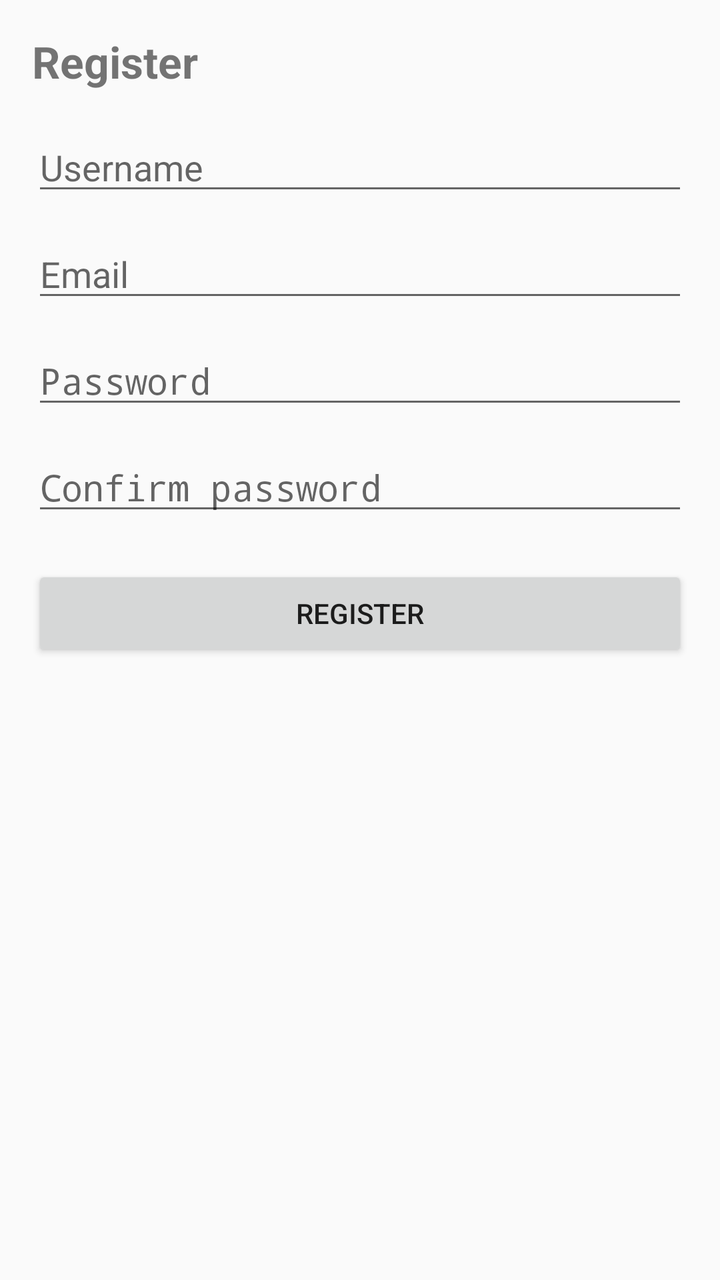
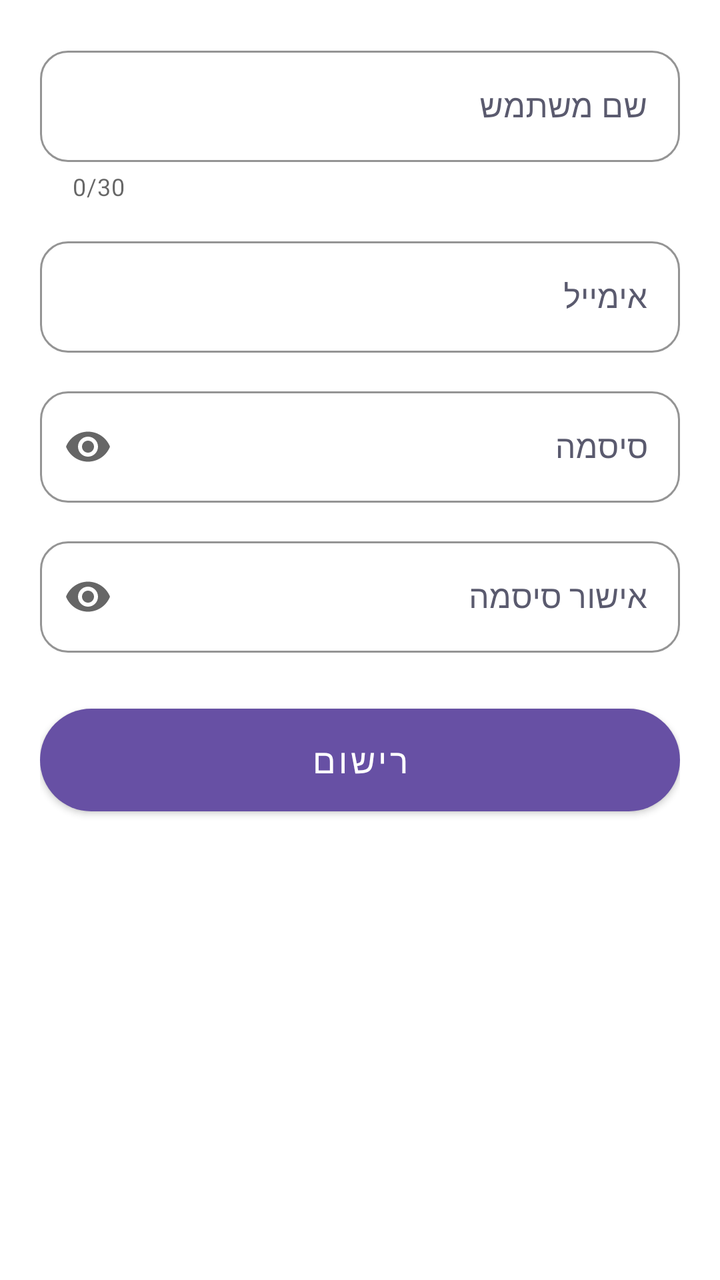

An Android layout rendered at two revisions. The XML below is the earlier revision; the diff shows what the commit changed to produce the second picture.
<!-- AndroidManifest.xml: application theme Theme.EbeepMoblie -->
<!-- res/layout/fragment_register.xml -->
<?xml version="1.0" encoding="utf-8"?>
<LinearLayout xmlns:android="http://schemas.android.com/apk/res/android"
    android:layout_width="match_parent"
    android:layout_height="wrap_content"
    android:orientation="vertical"
    android:padding="16dp">

    <TextView
        android:layout_width="wrap_content"
        android:layout_height="wrap_content"
        android:text="Register"
        android:textSize="22sp"
        android:textStyle="bold" />

    <EditText
        android:id="@+id/inputName"
        android:layout_width="match_parent"
        android:layout_height="wrap_content"
        android:layout_marginTop="16dp"
        android:hint="Username"
        android:inputType="textPersonName" />

    <EditText
        android:id="@+id/inputEmail"
        android:layout_width="match_parent"
        android:layout_height="wrap_content"
        android:layout_marginTop="12dp"
        android:hint="Email"
        android:inputType="textEmailAddress" />

    <EditText
        android:id="@+id/inputPassword"
        android:layout_width="match_parent"
        android:layout_height="wrap_content"
        android:layout_marginTop="12dp"
        android:hint="Password"
        android:inputType="textPassword" />

    <EditText
        android:id="@+id/inputConfirm"
        android:layout_width="match_parent"
        android:layout_height="wrap_content"
        android:layout_marginTop="12dp"
        android:hint="Confirm password"
        android:inputType="textPassword" />

    <Button
        android:id="@+id/btnRegister"
        android:layout_width="match_parent"
        android:layout_height="wrap_content"
        android:layout_marginTop="20dp"
        android:text="Register" />

</LinearLayout>
<!-- resources referenced by this layout -->
<resources>
  <style name="Theme.EbeepMoblie" parent="Theme.AppCompat.Light.NoActionBar" />
</resources>

<!-- the commit's change to res/layout/fragment_register.xml (unified diff, before → after) -->
@@ -1,54 +1,93 @@
 <?xml version="1.0" encoding="utf-8"?>
-<LinearLayout xmlns:android="http://schemas.android.com/apk/res/android"
+<ScrollView xmlns:android="http://schemas.android.com/apk/res/android"
+    xmlns:app="http://schemas.android.com/apk/res-auto"
     android:layout_width="match_parent"
-    android:layout_height="wrap_content"
-    android:orientation="vertical"
-    android:padding="16dp">
+    android:layout_height="match_parent"
+    android:fillViewport="true"
+    android:layoutDirection="rtl">
 
-    <TextView
-        android:layout_width="wrap_content"
-        android:layout_height="wrap_content"
-        android:text="Register"
-        android:textSize="22sp"
-        android:textStyle="bold" />
-
-    <EditText
-        android:id="@+id/inputName"
+    <LinearLayout
         android:layout_width="match_parent"
         android:layout_height="wrap_content"
-        android:layout_marginTop="16dp"
-        android:hint="Username"
-        android:inputType="textPersonName" />
+        android:orientation="vertical"
+        android:padding="20dp">
 
-    <EditText
-        android:id="@+id/inputEmail"
-        android:layout_width="match_parent"
-        android:layout_height="wrap_content"
-        android:layout_marginTop="12dp"
-        android:hint="Email"
-        android:inputType="textEmailAddress" />
+        
+        <com.google.android.material.textfield.TextInputLayout
+            android:id="@+id/layoutName"
+            style="@style/AppTextInput"
+            android:layout_width="match_parent"
+            android:layout_height="wrap_content"
+            android:hint="@string/hint_username"
+            app:counterEnabled="true"
+            app:counterMaxLength="30">
 
-    <EditText
-        android:id="@+id/inputPassword"
-        android:layout_width="match_parent"
-        android:layout_height="wrap_content"
-        android:layout_marginTop="12dp"
-        android:hint="Password"
-        android:inputType="textPassword" />
+            <com.google.android.material.textfield.TextInputEditText
+                android:id="@+id/inputName"
+                android:layout_width="match_parent"
+                android:layout_height="wrap_content"
+                android:inputType="textPersonName"
+                android:maxLength="30" />
+        </com.google.android.material.textfield.TextInputLayout>
 
-    <EditText
-        android:id="@+id/inputConfirm"
-        android:layout_width="match_parent"
-        android:layout_height="wrap_content"
-        android:layout_marginTop="12dp"
-        android:hint="Confirm password"
-        android:inputType="textPassword" />
+        
+        <com.google.android.material.textfield.TextInputLayout
+            android:id="@+id/layoutEmail"
+            style="@style/AppTextInput"
+            android:layout_width="match_parent"
+            android:layout_height="wrap_content"
+            android:layout_marginTop="14dp"
+            android:hint="@string/hint_email">
 
-    <Button
-        android:id="@+id/btnRegister"
-        android:layout_width="match_parent"
-        android:layout_height="wrap_content"
-        android:layout_marginTop="20dp"
-        android:text="Register" />
+            <com.google.android.material.textfield.TextInputEditText
+                android:id="@+id/inputEmail"
+                android:layout_width="match_parent"
+                android:layout_height="wrap_content"
+                android:inputType="textEmailAddress" />
+        </com.google.android.material.textfield.TextInputLayout>
 
-</LinearLayout>
+        
+        <com.google.android.material.textfield.TextInputLayout
+            android:id="@+id/layoutPassword"
+            style="@style/AppTextInput"
+            android:layout_width="match_parent"
+            android:layout_height="wrap_content"
+            android:layout_marginTop="14dp"
+            android:hint="@string/hint_password"
+            app:endIconMode="password_toggle">
+
+            <com.google.android.material.textfield.TextInputEditText
+                android:id="@+id/inputPassword"
+                android:layout_width="match_parent"
+                android:layout_height="wrap_content"
+                android:inputType="textPassword" />
+        </com.google.android.material.textfield.TextInputLayout>
+
+        
+        <com.google.android.material.textfield.TextInputLayout
+            android:id="@+id/layoutConfirm"
+            style="@style/AppTextInput"
+            android:layout_width="match_parent"
+            android:layout_height="wrap_content"
+            android:layout_marginTop="14dp"
+            android:hint="@string/hint_confirm_password"
+            app:endIconMode="password_toggle">
+
+            <com.google.android.material.textfield.TextInputEditText
+                android:id="@+id/inputConfirm"
+                android:layout_width="match_parent"
+                android:layout_height="wrap_content"
+                android:inputType="textPassword" />
+        </com.google.android.material.textfield.TextInputLayout>
+
+        
+        <com.google.android.material.button.MaterialButton
+            android:id="@+id/btnRegister"
+            style="@style/AppButton"
+            android:layout_width="match_parent"
+            android:layout_height="wrap_content"
+            android:layout_marginTop="22dp"
+            android:text="@string/btn_register" />
+
+    </LinearLayout>
+</ScrollView>
<!-- resource entries referenced after the edit -->
@@ -1,5 +1,42 @@
 <!-- resources referenced by this layout -->
 <resources>
-  <style name="Theme.EbeepMoblie" parent="Theme.AppCompat.Light.NoActionBar" />
+  <string name="btn_register">רישום</string>
+  <string name="hint_confirm_password">אישור סיסמה</string>
+  <string name="hint_email">אימייל</string>
+  <string name="hint_password">סיסמה</string>
+  <string name="hint_username">שם משתמש</string>
+  <style name="AppButton" parent="Widget.MaterialComponents.Button">
+          <item name="backgroundTint">@color/purple</item>
+          <item name="android:textColor">@color/white</item>
+          <item name="cornerRadius">28dp</item>
+          <item name="android:textSize">17sp</item>
+          <item name="android:textAllCaps">false</item>
+          <item name="android:paddingTop">14dp</item>
+          <item name="android:paddingBottom">14dp</item>
+      </style>
+  <style name="AppTextInput" parent="Widget.MaterialComponents.TextInputLayout.OutlinedBox">
+          <item name="boxCornerRadiusTopStart">14dp</item>
+          <item name="boxCornerRadiusTopEnd">14dp</item>
+          <item name="boxCornerRadiusBottomStart">14dp</item>
+          <item name="boxCornerRadiusBottomEnd">14dp</item>
+          <item name="boxStrokeColor">@color/purple</item>
+          <item name="hintTextColor">@color/purple</item>
+          <item name="android:textColorHint">@color/text_secondary</item>
+      </style>
+  <style name="Theme.EbeepMoblie" parent="Theme.MaterialComponents.Light.NoActionBar">
+          <item name="colorPrimary">@color/purple</item>
+          <item name="colorPrimaryVariant">@color/purple_dark</item>
+          <item name="colorOnPrimary">@color/white</item>
+          <item name="colorSecondary">@color/purple</item>
+          <item name="android:statusBarColor">@color/background_main</item>
+          <item name="android:windowLightStatusBar">true</item>
+          <item name="android:windowLightNavigationBar">true</item>
+          <item name="android:windowBackground">@color/background_main</item>
+      </style>
+  <color name="purple">#6750A4</color>
+  <color name="white">#FFFFFFFF</color>
+  <color name="text_secondary">#5A5A6E</color>
+  <color name="purple_dark">#4F378B</color>
+  <color name="background_main">#FFFFFF</color>
 </resources>
 
